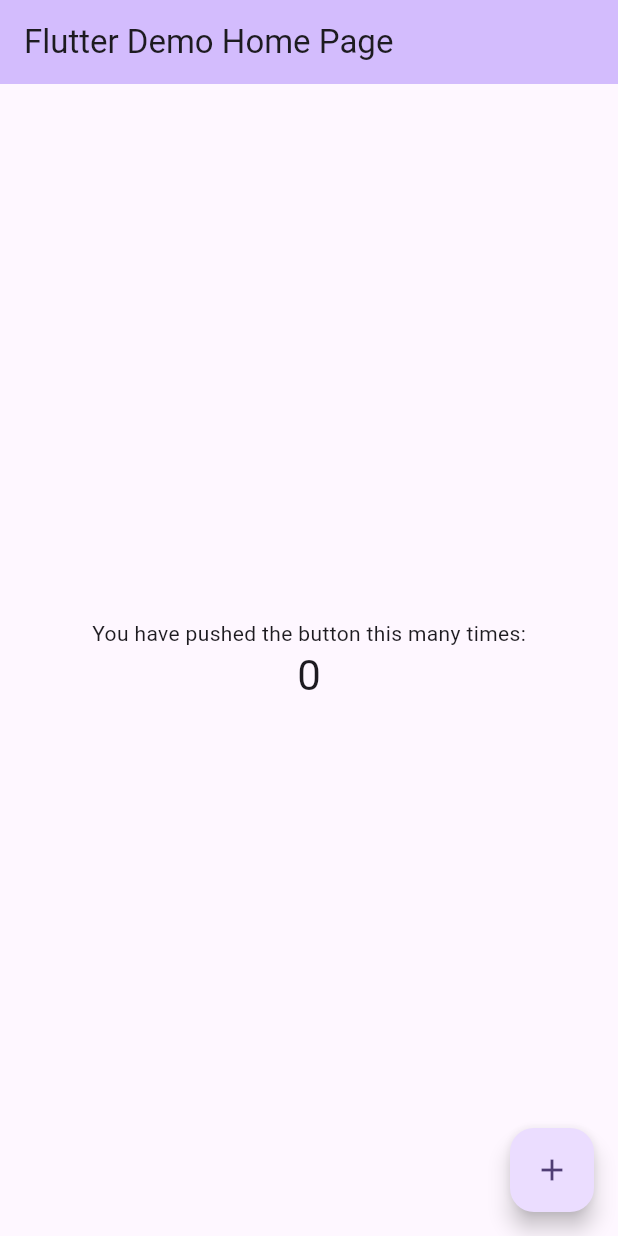
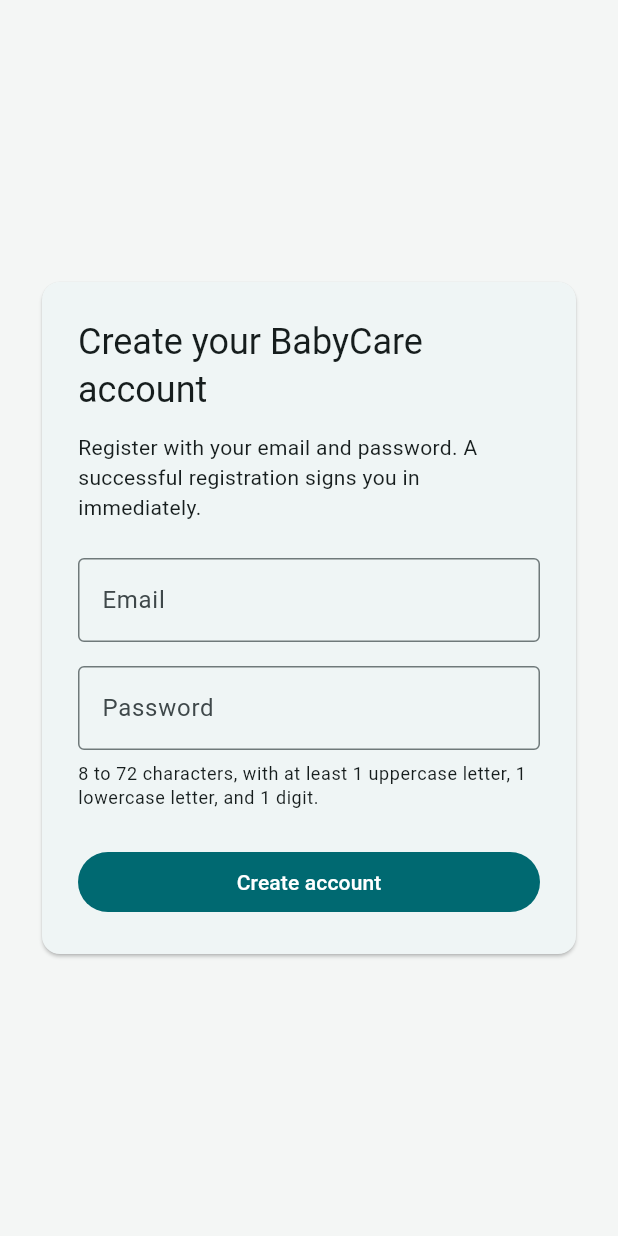
Before and after one commit to ArdaAy/dolmasoft-babycare-mobile, a Flutter app: the screen it shows after launch, on a phone screen of 412 x 824 dp. Run offline on Flutter 3.47's test engine with Material 3 defaults, Android fonts, the phone set to English and light mode, and no system bars; our stand-ins replace flutter_riverpod, shared_preferences.

Commit message:
feat(auth): add register flow
Implement the mobile registration flow against POST /api/v1/auth/register.

Add a Riverpod-based auth controller, token persistence, contract-specific error handling, and a signed-in success state. Add controller tests for successful registration and duplicate-email failures.

```diff
--- /dev/null
+++ b/lib/app.dart
@@ -0,0 +1,24 @@
+import 'package:babycare_mobile/features/auth/presentation/auth_gate.dart';
+import 'package:flutter/material.dart';
+
+class BabyCareApp extends StatelessWidget {
+  const BabyCareApp({super.key});
+
+  @override
+  Widget build(BuildContext context) {
+    final theme = ThemeData(
+      colorScheme: ColorScheme.fromSeed(
+        seedColor: const Color(0xFF0D5C63),
+        surface: const Color(0xFFF6F8F7),
+      ),
+      scaffoldBackgroundColor: const Color(0xFFF4F6F5),
+      inputDecorationTheme: const InputDecorationTheme(
+        border: OutlineInputBorder(),
+        alignLabelWithHint: true,
+      ),
+      useMaterial3: true,
+    );
+
+    return MaterialApp(title: 'BabyCare', theme: theme, home: const AuthGate());
+  }
+}
--- /dev/null
+++ b/lib/features/auth/domain/auth_error.dart
@@ -0,0 +1,34 @@
+class AuthFieldError {
+  const AuthFieldError({
+    required this.field,
+    required this.code,
+    required this.message,
+  });
+
+  final String field;
+  final String code;
+  final String message;
+}
+
+class AuthFailure implements Exception {
+  const AuthFailure({
+    required this.statusCode,
+    required this.code,
+    required this.message,
+    this.fieldErrors = const [],
+  });
+
+  final int statusCode;
+  final String code;
+  final String message;
+  final List<AuthFieldError> fieldErrors;
+
+  bool get isDuplicateEmail =>
+      statusCode == 409 && code == 'email_already_in_use';
+
+  bool get isPasswordPolicyFailure =>
+      statusCode == 422 && code == 'password_policy_failed';
+
+  bool get isValidationFailure =>
+      statusCode == 400 && code == 'validation_error';
+}
--- /dev/null
+++ b/lib/features/auth/presentation/auth_gate.dart
@@ -0,0 +1,70 @@
+import 'package:babycare_mobile/features/auth/presentation/register_controller.dart';
+import 'package:babycare_mobile/features/auth/presentation/register_screen.dart';
+import 'package:flutter/material.dart';
+import 'package:flutter_riverpod/flutter_riverpod.dart';
+
+class AuthGate extends ConsumerWidget {
+  const AuthGate({super.key});
+
+  @override
+  Widget build(BuildContext context, WidgetRef ref) {
+    final authState = ref.watch(authControllerProvider);
+
+    return authState.when(
+      data: (session) {
+        if (session == null) {
+          return const RegisterScreen();
+        }
+
+        return SignedInScreen(email: session.email);
+      },
+      error: (_, _) => const RegisterScreen(),
+      loading: () =>
+          const Scaffold(body: Center(child: CircularProgressIndicator())),
+    );
+  }
+}
+
+class SignedInScreen extends StatelessWidget {
+  const SignedInScreen({super.key, required this.email});
+
+  final String email;
+
+  @override
+  Widget build(BuildContext context) {
+    final theme = Theme.of(context);
+
+    return Scaffold(
+      body: SafeArea(
+        child: Center(
+          child: Padding(
+            padding: const EdgeInsets.all(24),
+            child: ConstrainedBox(
+              constraints: const BoxConstraints(maxWidth: 460),
+              child: Card(
+                child: Padding(
+                  padding: const EdgeInsets.all(24),
+                  child: Column(
+                    mainAxisSize: MainAxisSize.min,
+                    crossAxisAlignment: CrossAxisAlignment.start,
+                    children: [
+                      Text(
+                        'Account ready',
+                        style: theme.textTheme.headlineSmall,
+                      ),
+                      const SizedBox(height: 12),
+                      Text(
+                        'You are signed in as $email.',
+                        style: theme.textTheme.bodyLarge,
+                      ),
+                    ],
+                  ),
+                ),
+              ),
+            ),
+          ),
+        ),
+      ),
+    );
+  }
+}
--- /dev/null
+++ b/lib/features/auth/presentation/register_controller.dart
@@ -0,0 +1,36 @@
+import 'package:babycare_mobile/features/auth/data/auth_repository.dart';
+import 'package:babycare_mobile/features/auth/data/session_store.dart';
+import 'package:babycare_mobile/features/auth/domain/auth_error.dart';
+import 'package:babycare_mobile/features/auth/domain/auth_session.dart';
+import 'package:flutter_riverpod/flutter_riverpod.dart';
+
+final authControllerProvider =
+    AsyncNotifierProvider<AuthController, AuthSession?>(AuthController.new);
+
+class AuthController extends AsyncNotifier<AuthSession?> {
+  @override
+  Future<AuthSession?> build() {
+    return ref.read(sessionStoreProvider).read();
+  }
+
+  Future<void> register({
+    required String email,
+    required String password,
+  }) async {
+    state = const AsyncLoading<AuthSession?>().copyWithPrevious(state);
+    state = await AsyncValue.guard(() async {
+      final session = await ref
+          .read(authRepositoryProvider)
+          .register(email: email, password: password);
+      await ref.read(sessionStoreProvider).write(session);
+      return session;
+    });
+  }
+}
+
+extension AsyncAuthStateX on AsyncValue<AuthSession?> {
+  AuthFailure? get authFailure {
+    final error = this.error;
+    return error is AuthFailure ? error : null;
+  }
+}
--- /dev/null
+++ b/lib/features/auth/presentation/register_screen.dart
@@ -0,0 +1,180 @@
+import 'package:babycare_mobile/features/auth/domain/auth_error.dart';
+import 'package:babycare_mobile/features/auth/presentation/register_controller.dart';
+import 'package:flutter/material.dart';
+import 'package:flutter_riverpod/flutter_riverpod.dart';
+
+class RegisterScreen extends ConsumerStatefulWidget {
+  const RegisterScreen({super.key});
+
+  @override
+  ConsumerState<RegisterScreen> createState() => _RegisterScreenState();
+}
+
+class _RegisterScreenState extends ConsumerState<RegisterScreen> {
+  final _emailController = TextEditingController();
+  final _passwordController = TextEditingController();
+  final _formKey = GlobalKey<FormState>();
+
+  @override
+  void dispose() {
+    _emailController.dispose();
+    _passwordController.dispose();
+    super.dispose();
+  }
+
+  @override
+  Widget build(BuildContext context) {
+    final authState = ref.watch(authControllerProvider);
+    final authFailure = authState.authFailure;
+    final isSubmitting = authState.isLoading;
+    final emailError = _fieldMessage(authFailure, 'email');
+    final passwordErrors = _fieldMessages(authFailure, 'password');
+
+    return Scaffold(
+      body: SafeArea(
+        child: Center(
+          child: SingleChildScrollView(
+            padding: const EdgeInsets.all(24),
+            child: ConstrainedBox(
+              constraints: const BoxConstraints(maxWidth: 460),
+              child: Card(
+                child: Padding(
+                  padding: const EdgeInsets.all(24),
+                  child: Form(
+                    key: _formKey,
+                    child: Column(
+                      crossAxisAlignment: CrossAxisAlignment.start,
+                      children: [
+                        Text(
+                          'Create your BabyCare account',
+                          style: Theme.of(context).textTheme.headlineSmall,
+                        ),
+                        const SizedBox(height: 12),
+                        Text(
+                          'Register with your email and password. A successful registration signs you in immediately.',
+                          style: Theme.of(context).textTheme.bodyMedium,
+                        ),
+                        const SizedBox(height: 24),
+                        if (_bannerMessage(authFailure) case final banner?)
+                          Padding(
+                            padding: const EdgeInsets.only(bottom: 16),
+                            child: _ErrorBanner(message: banner),
+                          ),
+                        TextFormField(
+                          controller: _emailController,
+                          keyboardType: TextInputType.emailAddress,
+                          autofillHints: const [AutofillHints.email],
+                          decoration: InputDecoration(
+                            labelText: 'Email',
+                            hintText: 'user@example.com',
+                            errorText: emailError,
+                          ),
+                        ),
+                        const SizedBox(height: 16),
+                        TextFormField(
+                          controller: _passwordController,
+                          obscureText: true,
+                          autofillHints: const [AutofillHints.newPassword],
+                          decoration: InputDecoration(
+                            labelText: 'Password',
+                            hintText: 'ValidPass1',
+                            errorText: passwordErrors.isEmpty
+                                ? null
+                                : passwordErrors.join('\n'),
+                          ),
+                        ),
+                        const SizedBox(height: 8),
+                        Text(
+                          '8 to 72 characters, with at least 1 uppercase letter, 1 lowercase letter, and 1 digit.',
+                          style: Theme.of(context).textTheme.bodySmall,
+                        ),
+                        const SizedBox(height: 24),
+                        SizedBox(
+                          width: double.infinity,
+                          child: FilledButton(
+                            onPressed: isSubmitting ? null : _submit,
+                            child: isSubmitting
+                                ? const SizedBox(
+                                    width: 20,
+                                    height: 20,
+                                    child: CircularProgressIndicator(
+                                      strokeWidth: 2,
+                                    ),
+                                  )
+                                : const Text('Create account'),
+                          ),
+                        ),
+                      ],
+                    ),
+                  ),
+                ),
+              ),
+            ),
+          ),
+        ),
+      ),
+    );
+  }
+
+  Future<void> _submit() async {
+    FocusScope.of(context).unfocus();
+    await ref
+        .read(authControllerProvider.notifier)
+        .register(
+          email: _emailController.text,
+          password: _passwordController.text,
+        );
+  }
+
+  String? _bannerMessage(AuthFailure? failure) {
+    if (failure == null) {
+      return null;
+    }
+
+    if (failure.isDuplicateEmail ||
+        failure.isPasswordPolicyFailure ||
+        failure.isValidationFailure) {
+      return failure.message;
+    }
+
+    return 'Registration failed. Please try again.';
+  }
+
+  String? _fieldMessage(AuthFailure? failure, String field) {
+    final messages = _fieldMessages(failure, field);
+    if (messages.isEmpty) {
+      return null;
+    }
+    return messages.join('\n');
+  }
+
+  List<String> _fieldMessages(AuthFailure? failure, String field) {
+    if (failure == null) {
+      return const [];
+    }
+
+    return failure.fieldErrors
+        .where((error) => error.field == field)
+        .map((error) => error.message)
+        .toList(growable: false);
+  }
+}
+
+class _ErrorBanner extends StatelessWidget {
+  const _ErrorBanner({required this.message});
+
+  final String message;
+
+  @override
+  Widget build(BuildContext context) {
+    return Container(
+      width: double.infinity,
+      padding: const EdgeInsets.all(12),
+      decoration: BoxDecoration(
+        color: const Color(0xFFFFE8E5),
+        borderRadius: BorderRadius.circular(12),
+      ),
+      child: Text(message, style: Theme.of(context).textTheme.bodyMedium),
+    );
+  }
+}
--- a/lib/main.dart
+++ b/lib/main.dart
@@ -1,122 +1,7 @@
+import 'package:babycare_mobile/app.dart';
 import 'package:flutter/material.dart';
+import 'package:flutter_riverpod/flutter_riverpod.dart';
 
 void main() {
-  runApp(const MyApp());
+  runApp(const ProviderScope(child: BabyCareApp()));
 }
-
-class MyApp extends StatelessWidget {
-  const MyApp({super.key});
-
-  // This widget is the root of your application.
-  @override
-  Widget build(BuildContext context) {
-    return MaterialApp(
-      title: 'Flutter Demo',
-      theme: ThemeData(
-        // This is the theme of your application.
-        //
-        // TRY THIS: Try running your application with "flutter run". You'll see
-        // the application has a purple toolbar. Then, without quitting the app,
-        // try changing the seedColor in the colorScheme below to Colors.green
-        // and then invoke "hot reload" (save your changes or press the "hot
-        // reload" button in a Flutter-supported IDE, or press "r" if you used
-        // the command line to start the app).
-        //
-        // Notice that the counter didn't reset back to zero; the application
-        // state is not lost during the reload. To reset the state, use hot
-        // restart instead.
-        //
-        // This works for code too, not just values: Most code changes can be
-        // tested with just a hot reload.
-        colorScheme: ColorScheme.fromSeed(seedColor: Colors.deepPurple),
-      ),
-      home: const MyHomePage(title: 'Flutter Demo Home Page'),
-    );
-  }
-}
-
-class MyHomePage extends StatefulWidget {
-  const MyHomePage({super.key, required this.title});
-
-  // This widget is the home page of your application. It is stateful, meaning
-  // that it has a State object (defined below) that contains fields that affect
-  // how it looks.
-
-  // This class is the configuration for the state. It holds the values (in this
-  // case the title) provided by the parent (in this case the App widget) and
-  // used by the build method of the State. Fields in a Widget subclass are
-  // always marked "final".
-
-  final String title;
-
-  @override
-  State<MyHomePage> createState() => _MyHomePageState();
-}
-
-class _MyHomePageState extends State<MyHomePage> {
-  int _counter = 0;
-
-  void _incrementCounter() {
-    setState(() {
-      // This call to setState tells the Flutter framework that something has
-      // changed in this State, which causes it to rerun the build method below
-      // so that the display can reflect the updated values. If we changed
-      // _counter without calling setState(), then the build method would not be
-      // called again, and so nothing would appear to happen.
-      _counter++;
-    });
-  }
-
-  @override
-  Widget build(BuildContext context) {
-    // This method is rerun every time setState is called, for instance as done
-    // by the _incrementCounter method above.
-    //
-    // The Flutter framework has been optimized to make rerunning build methods
-    // fast, so that you can just rebuild anything that needs updating rather
-    // than having to individually change instances of widgets.
-    return Scaffold(
-      appBar: AppBar(
-        // TRY THIS: Try changing the color here to a specific color (to
-        // Colors.amber, perhaps?) and trigger a hot reload to see the AppBar
-        // change color while the other colors stay the same.
-        backgroundColor: Theme.of(context).colorScheme.inversePrimary,
-        // Here we take the value from the MyHomePage object that was created by
-        // the App.build method, and use it to set our appbar title.
-        title: Text(widget.title),
-      ),
-      body: Center(
-        // Center is a layout widget. It takes a single child and positions it
-        // in the middle of the parent.
-        child: Column(
-          // Column is also a layout widget. It takes a list of children and
-          // arranges them vertically. By default, it sizes itself to fit its
-          // children horizontally, and tries to be as tall as its parent.
-          //
-          // Column has various properties to control how it sizes itself and
-          // how it positions its children. Here we use mainAxisAlignment to
-          // center the children vertically; the main axis here is the vertical
-          // axis because Columns are vertical (the cross axis would be
-          // horizontal).
-          //
-          // TRY THIS: Invoke "debug painting" (choose the "Toggle Debug Paint"
-          // action in the IDE, or press "p" in the console), to see the
-          // wireframe for each widget.
-          mainAxisAlignment: MainAxisAlignment.center,
-          children: <Widget>[
-            const Text('You have pushed the button this many times:'),
-            Text(
-              '$_counter',
-              style: Theme.of(context).textTheme.headlineMedium,
-            ),
-          ],
-        ),
-      ),
-      floatingActionButton: FloatingActionButton(
-        onPressed: _incrementCounter,
-        tooltip: 'Increment',
-        child: const Icon(Icons.add),
-      ), // This trailing comma makes auto-formatting nicer for build methods.
-    );
-  }
-}
--- a/pubspec.yaml
+++ b/pubspec.yaml
@@ -34,6 +34,8 @@
   # The following adds the Cupertino Icons font to your application.
   # Use with the CupertinoIcons class for iOS style icons.
   cupertino_icons: ^1.0.8
+  flutter_riverpod: ^2.6.1
+  shared_preferences: ^2.5.3
 
 dev_dependencies:
   flutter_test:
```
Also changed, not shown: lib/core/config/app_config.dart (added, +8 -0 lines), lib/core/network/api_client.dart (added, +42 -0 lines), lib/features/auth/data/auth_repository.dart (added, +66 -0 lines), lib/features/auth/data/session_store.dart (added, +49 -0 lines), lib/features/auth/domain/auth_session.dart (added, +62 -0 lines), .automation/outputs/git_artifacts.json (added), pubspec.lock, 3 other files.
